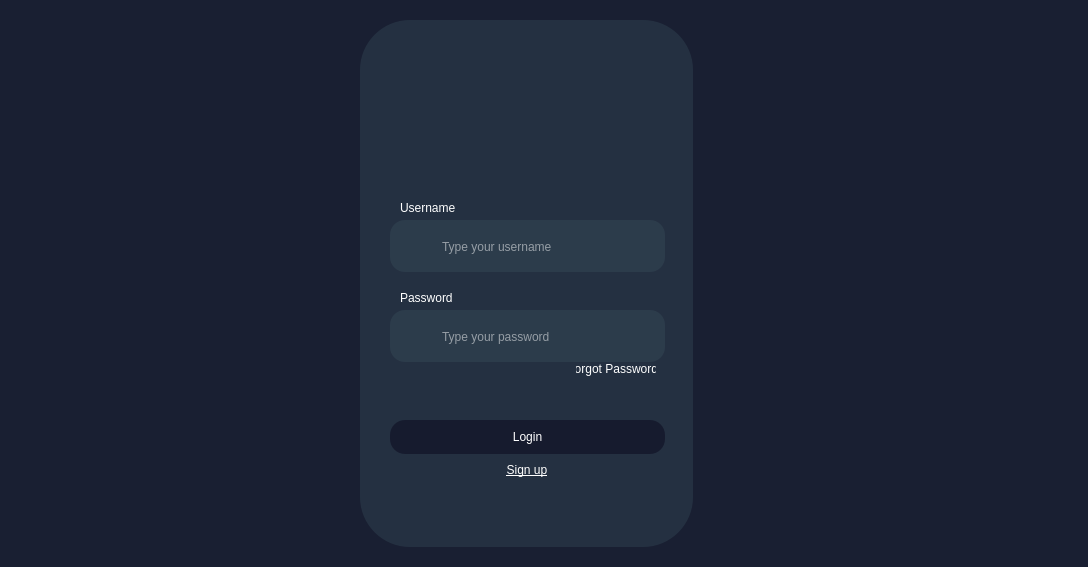
Above: WardenFort/login.ui from oncelerr/WardenFort before the change. Below: the same form after it.
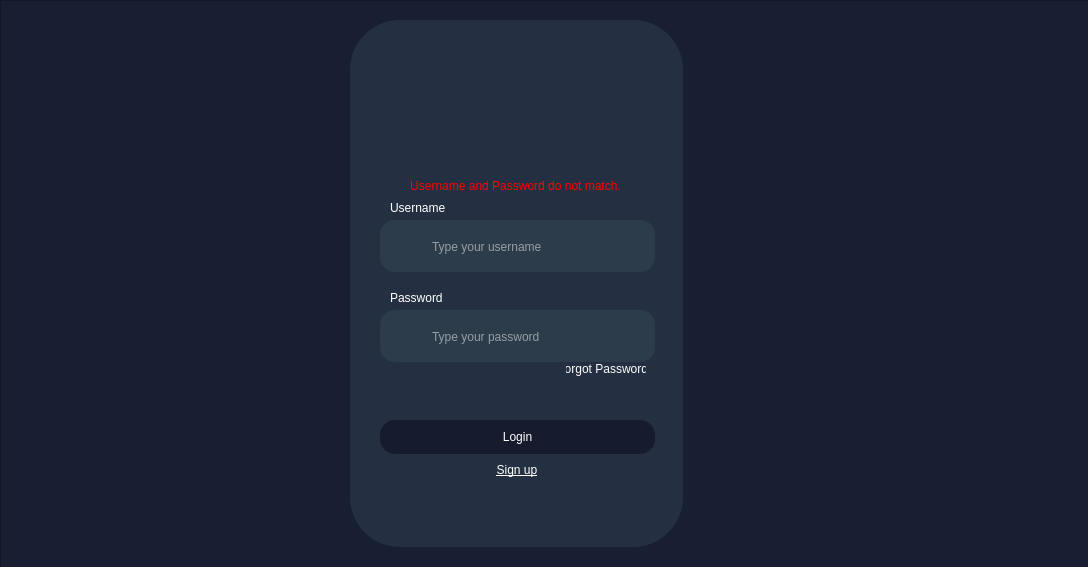
That is the form after the change. Icons and pictures are not drawn.

Diff of the .ui file:
```diff
--- a/WardenFort/login.ui
+++ b/WardenFort/login.ui
@@ -34,10 +34,228 @@
 </string>
   </property>
   <widget class="QWidget" name="centralwidget">
+   <widget class="QFrame" name="loginFrame">
+    <property name="geometry">
+     <rect>
+      <x>0</x>
+      <y>0</y>
+      <width>1091</width>
+      <height>571</height>
+     </rect>
+    </property>
+    <property name="frameShape">
+     <enum>QFrame::StyledPanel</enum>
+    </property>
+    <property name="frameShadow">
+     <enum>QFrame::Raised</enum>
+    </property>
+    <widget class="QLabel" name="wf_word">
+     <property name="geometry">
+      <rect>
+       <x>410</x>
+       <y>150</y>
+       <width>201</width>
+       <height>21</height>
+      </rect>
+     </property>
+     <property name="styleSheet">
+      <string notr="true">background-color: rgba(255, 255, 255, 0);</string>
+     </property>
+     <property name="text">
+      <string/>
+     </property>
+     <property name="pixmap">
+      <pixmap resource="wardenfort.qrc">:/wardenfort/wardenfort_word (1).png</pixmap>
+     </property>
+    </widget>
+    <widget class="QLabel" name="wf_word_2">
+     <property name="geometry">
+      <rect>
+       <x>390</x>
+       <y>140</y>
+       <width>251</width>
+       <height>31</height>
+      </rect>
+     </property>
+     <property name="styleSheet">
+      <string notr="true">color: rgba(0, 0, 0, 0);
+background-color: rgba(0, 0, 0, 0);</string>
+     </property>
+     <property name="text">
+      <string/>
+     </property>
+     <property name="pixmap">
+      <pixmap>C:/Users/admin/Downloads/logo (4).png</pixmap>
+     </property>
+    </widget>
+    <widget class="QPushButton" name="signup_button">
+     <property name="geometry">
+      <rect>
+       <x>477</x>
+       <y>458</y>
+       <width>80</width>
+       <height>24</height>
+      </rect>
+     </property>
+     <property name="cursor">
+      <cursorShape>PointingHandCursor</cursorShape>
+     </property>
+     <property name="styleSheet">
+      <string notr="true">background-color: rgba(255, 255, 255, 0);
+color: rgb(255, 255, 255);
+border: none;
+text-decoration: underline;
+font: 7.5pt &quot;Segoe UI&quot;;
+
+</string>
+     </property>
+     <property name="text">
+      <string>Sign up</string>
+     </property>
+    </widget>
+    <widget class="QCheckBox" name="eye_open">
+     <property name="enabled">
+      <bool>true</bool>
+     </property>
+     <property name="geometry">
+      <rect>
+       <x>600</x>
+       <y>327</y>
+       <width>51</width>
+       <height>21</height>
+      </rect>
+     </property>
+     <property name="cursor">
+      <cursorShape>PointingHandCursor</cursorShape>
+     </property>
+     <property name="styleSheet">
+      <string notr="true">QCheckBox::indicator {
+    border: none; /* Remove border */
+}
+
+QCheckBox {
+    background-color: transparent; /* Remove background color */
+}
+</string>
+     </property>
+     <property name="text">
+      <string/>
+     </property>
+     <property name="icon">
+      <iconset resource="wardenfort.qrc">
+       <normaloff>:/wardenfort/eye_open.png</normaloff>:/wardenfort/eye_open.png</iconset>
+     </property>
+     <property name="shortcut">
+      <string/>
+     </property>
+     <property name="checkable">
+      <bool>false</bool>
+     </property>
+     <property name="checked">
+      <bool>false</bool>
+     </property>
+     <property name="tristate">
+      <bool>false</bool>
+     </property>
+    </widget>
+    <widget class="QLabel" name="user_icon">
+     <property name="geometry">
+      <rect>
+       <x>396</x>
+       <y>231</y>
+       <width>30</width>
+       <height>31</height>
+      </rect>
+     </property>
+     <property name="styleSheet">
+      <string notr="true">background-color: rgba(255, 255, 255, 0);</string>
+     </property>
+     <property name="text">
+      <string/>
+     </property>
+     <property name="pixmap">
+      <pixmap resource="wardenfort.qrc">:/wardenfort/pass_icon (11).png</pixmap>
+     </property>
+    </widget>
+    <widget class="QLabel" name="pass_icon">
+     <property name="geometry">
+      <rect>
+       <x>398</x>
+       <y>310</y>
+       <width>31</width>
+       <height>51</height>
+      </rect>
+     </property>
+     <property name="styleSheet">
+      <string notr="true">background-color: rgba(255, 255, 255, 0);</string>
+     </property>
+     <property name="text">
+      <string/>
+     </property>
+     <property name="pixmap">
+      <pixmap resource="wardenfort.qrc">:/wardenfort/pass_icon (4).png</pixmap>
+     </property>
+    </widget>
+    <widget class="QCheckBox" name="eye_closed">
+     <property name="geometry">
+      <rect>
+       <x>600</x>
+       <y>326</y>
+       <width>40</width>
+       <height>22</height>
+      </rect>
+     </property>
+     <property name="cursor">
+      <cursorShape>PointingHandCursor</cursorShape>
+     </property>
+     <property name="styleSheet">
+      <string notr="true">QCheckBox::indicator {
+    border: none; /* Remove border */
+}
+
+QCheckBox {
+    background-color: transparent; /* Remove background color */
+}
+</string>
+     </property>
+     <property name="text">
+      <string/>
+     </property>
+     <property name="icon">
+      <iconset resource="wardenfort.qrc">
+       <normaloff>:/wardenfort/eye_closed.png</normaloff>:/wardenfort/eye_closed.png</iconset>
+     </property>
+     <property name="checkable">
+      <bool>false</bool>
+     </property>
+     <property name="checked">
+      <bool>false</bool>
+     </property>
+    </widget>
+    <widget class="QLabel" name="wf_logo">
+     <property name="geometry">
+      <rect>
+       <x>470</x>
+       <y>40</y>
+       <width>101</width>
+       <height>121</height>
+      </rect>
+     </property>
+     <property name="styleSheet">
+      <string notr="true">color: rgba(0, 0, 0, 0);
+background-color: rgba(0, 0, 0, 0);</string>
+     </property>
+     <property name="text">
+      <string/>
+     </property>
+     <property name="pixmap">
+      <pixmap resource="wardenfort.qrc">:/wardenfort/7-removebg-preview 1.png</pixmap>
+     </property>
+    </widget>
    <widget class="QLabel" name="cyber_bg">
     <property name="geometry">
      <rect>
-      <x>490</x>
+       <x>480</x>
       <y>130</y>
       <width>411</width>
       <height>331</height>
@@ -53,10 +271,34 @@
      <pixmap resource="wardenfort.qrc">:/wardenfort/cyber (1).png</pixmap>
     </property>
    </widget>
+    <widget class="QPushButton" name="forgot_pass">
+     <property name="geometry">
+      <rect>
+       <x>566</x>
+       <y>357</y>
+       <width>80</width>
+       <height>24</height>
+      </rect>
+     </property>
+     <property name="cursor">
+      <cursorShape>PointingHandCursor</cursorShape>
+     </property>
+     <property name="styleSheet">
+      <string notr="true">font: 7.5pt &quot;Segoe UI&quot;;
+color: #ffffff;
+border: 0;
+background-color: rgba(255, 255, 255, 0);
+
+</string>
+     </property>
+     <property name="text">
+      <string>Forgot Password?</string>
+     </property>
+    </widget>
    <widget class="QWidget" name="widget" native="true">
     <property name="geometry">
      <rect>
-      <x>360</x>
+       <x>350</x>
       <y>20</y>
       <width>333</width>
       <height>527</height>
@@ -234,45 +476,65 @@
       <string>Login</string>
      </property>
     </widget>
+     <widget class="QLabel" name="error_1">
+      <property name="geometry">
+       <rect>
+        <x>30</x>
+        <y>156</y>
+        <width>271</width>
+        <height>20</height>
+       </rect>
+      </property>
+      <property name="font">
+       <font>
+        <family>Segoe UI</family>
+       </font>
+      </property>
+      <property name="styleSheet">
+       <string notr="true">QLabel {
+    color: red;
+background-color: rgba(0, 0, 0, 0);
+}
+
+
+</string>
+      </property>
+      <property name="text">
+       <string>Username and Password do not match.</string>
+      </property>
+      <property name="alignment">
+       <set>Qt::AlignCenter</set>
+      </property>
+     </widget>
+     <zorder>typePASS_box</zorder>
     <zorder>typeUN_box</zorder>
     <zorder>username_text</zorder>
     <zorder>typePASS_box</zorder>
     <zorder>pass_text</zorder>
     <zorder>loginButton</zorder>
-   </widget>
-   <widget class="QLabel" name="wf_logo">
-    <property name="geometry">
-     <rect>
-      <x>480</x>
-      <y>40</y>
-      <width>101</width>
-      <height>121</height>
-     </rect>
-    </property>
-    <property name="styleSheet">
-     <string notr="true">color: rgba(0, 0, 0, 0);
-background-color: rgba(0, 0, 0, 0);</string>
-    </property>
-    <property name="text">
-     <string/>
-    </property>
-    <property name="pixmap">
-     <pixmap resource="wardenfort.qrc">:/wardenfort/7-removebg-preview 1.png</pixmap>
-    </property>
+     <zorder>error_1</zorder>
+    </widget>
+    <zorder>widget</zorder>
+    <zorder>wf_word</zorder>
+    <zorder>wf_word_2</zorder>
+    <zorder>signup_button</zorder>
+    <zorder>eye_open</zorder>
+    <zorder>user_icon</zorder>
+    <zorder>pass_icon</zorder>
+    <zorder>eye_closed</zorder>
+    <zorder>wf_logo</zorder>
+    <zorder>cyber_bg</zorder>
+    <zorder>forgot_pass</zorder>
    </widget>
-   <widget class="QLabel" name="wf_word_2">
+   <widget class="QLabel" name="loading">
     <property name="geometry">
      <rect>
-      <x>400</x>
-      <y>140</y>
-      <width>251</width>
-      <height>31</height>
+      <x>0</x>
+      <y>0</y>
+      <width>1088</width>
+      <height>567</height>
      </rect>
     </property>
-    <property name="styleSheet">
-     <string notr="true">color: rgba(0, 0, 0, 0);
-background-color: rgba(0, 0, 0, 0);</string>
-    </property>
     <property name="text">
      <string/>
     </property>
@@ -280,193 +542,8 @@
      <pixmap>C:/Users/admin/Downloads/logo (4).png</pixmap>
     </property>
    </widget>
-   <widget class="QLabel" name="user_icon">
-    <property name="geometry">
-     <rect>
-      <x>406</x>
-      <y>231</y>
-      <width>30</width>
-      <height>31</height>
-     </rect>
-    </property>
-    <property name="styleSheet">
-     <string notr="true">background-color: rgba(255, 255, 255, 0);</string>
-    </property>
-    <property name="text">
-     <string/>
-    </property>
-    <property name="pixmap">
-     <pixmap resource="wardenfort.qrc">:/wardenfort/pass_icon (11).png</pixmap>
-    </property>
-   </widget>
-   <widget class="QLabel" name="pass_icon">
-    <property name="geometry">
-     <rect>
-      <x>408</x>
-      <y>310</y>
-      <width>31</width>
-      <height>51</height>
-     </rect>
-    </property>
-    <property name="styleSheet">
-     <string notr="true">background-color: rgba(255, 255, 255, 0);</string>
-    </property>
-    <property name="text">
-     <string/>
-    </property>
-    <property name="pixmap">
-     <pixmap resource="wardenfort.qrc">:/wardenfort/pass_icon (4).png</pixmap>
-    </property>
-   </widget>
-   <widget class="QLabel" name="wf_word">
-    <property name="geometry">
-     <rect>
-      <x>420</x>
-      <y>150</y>
-      <width>201</width>
-      <height>21</height>
-     </rect>
-    </property>
-    <property name="styleSheet">
-     <string notr="true">background-color: rgba(255, 255, 255, 0);</string>
-    </property>
-    <property name="text">
-     <string/>
-    </property>
-    <property name="pixmap">
-     <pixmap resource="wardenfort.qrc">:/wardenfort/wardenfort_word (1).png</pixmap>
-    </property>
-   </widget>
-   <widget class="QCheckBox" name="eye_open">
-    <property name="enabled">
-     <bool>true</bool>
-    </property>
-    <property name="geometry">
-     <rect>
-      <x>610</x>
-      <y>327</y>
-      <width>51</width>
-      <height>21</height>
-     </rect>
-    </property>
-    <property name="cursor">
-     <cursorShape>PointingHandCursor</cursorShape>
-    </property>
-    <property name="styleSheet">
-     <string notr="true">QCheckBox::indicator {
-    border: none; /* Remove border */
-}
-
-QCheckBox {
-    background-color: transparent; /* Remove background color */
-}
-</string>
-    </property>
-    <property name="text">
-     <string/>
-    </property>
-    <property name="icon">
-     <iconset resource="wardenfort.qrc">
-      <normaloff>:/wardenfort/eye_open.png</normaloff>:/wardenfort/eye_open.png</iconset>
-    </property>
-    <property name="shortcut">
-     <string/>
-    </property>
-    <property name="checkable">
-     <bool>false</bool>
-    </property>
-    <property name="checked">
-     <bool>false</bool>
-    </property>
-    <property name="tristate">
-     <bool>false</bool>
-    </property>
-   </widget>
-   <widget class="QCheckBox" name="eye_closed">
-    <property name="geometry">
-     <rect>
-      <x>610</x>
-      <y>326</y>
-      <width>40</width>
-      <height>22</height>
-     </rect>
-    </property>
-    <property name="cursor">
-     <cursorShape>PointingHandCursor</cursorShape>
-    </property>
-    <property name="styleSheet">
-     <string notr="true">QCheckBox::indicator {
-    border: none; /* Remove border */
-}
-
-QCheckBox {
-    background-color: transparent; /* Remove background color */
-}
-</string>
-    </property>
-    <property name="text">
-     <string/>
-    </property>
-    <property name="icon">
-     <iconset resource="wardenfort.qrc">
-      <normaloff>:/wardenfort/eye_closed.png</normaloff>:/wardenfort/eye_closed.png</iconset>
-    </property>
-    <property name="checkable">
-     <bool>false</bool>
-    </property>
-    <property name="checked">
-     <bool>false</bool>
-    </property>
-   </widget>
-   <widget class="QPushButton" name="signup_button">
-    <property name="geometry">
-     <rect>
-      <x>487</x>
-      <y>458</y>
-      <width>80</width>
-      <height>24</height>
-     </rect>
-    </property>
-    <property name="cursor">
-     <cursorShape>PointingHandCursor</cursorShape>
-    </property>
-    <property name="styleSheet">
-     <string notr="true">background-color: rgba(255, 255, 255, 0);
-color: rgb(255, 255, 255);
-border: none;
-text-decoration: underline;
-font: 7.5pt &quot;Segoe UI&quot;;
-
-</string>
-    </property>
-    <property name="text">
-     <string>Sign up</string>
-    </property>
-   </widget>
-   <widget class="QPushButton" name="forgot_pass">
-    <property name="geometry">
-     <rect>
-      <x>576</x>
-      <y>357</y>
-      <width>80</width>
-      <height>24</height>
-     </rect>
-    </property>
-    <property name="cursor">
-     <cursorShape>PointingHandCursor</cursorShape>
-    </property>
-    <property name="styleSheet">
-     <string notr="true">font: 7.5pt &quot;Segoe UI&quot;;
-color: #ffffff;
-border: 0;
-background-color: rgba(255, 255, 255, 0);
-
-</string>
-    </property>
-    <property name="text">
-     <string>Forgot Password?</string>
-    </property>
-   </widget>
+   <zorder>loading</zorder>
+   <zorder>loginFrame</zorder>
   </widget>
  </widget>
  <resources>
```
Left out of the diff: 4 changed lines with no effect on the pictures. Lines whose indentation alone changed are shown as unchanged.
